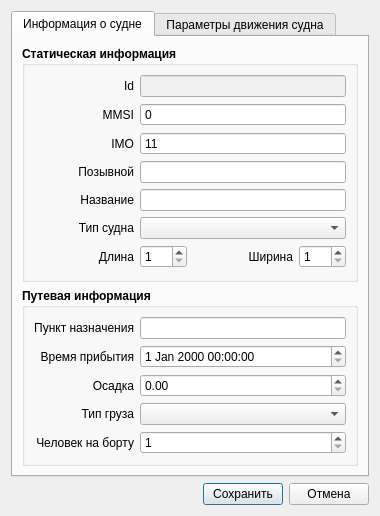
breton75/R-Card, file Emulator/sv_vesseleditor.ui: the form before one commit.
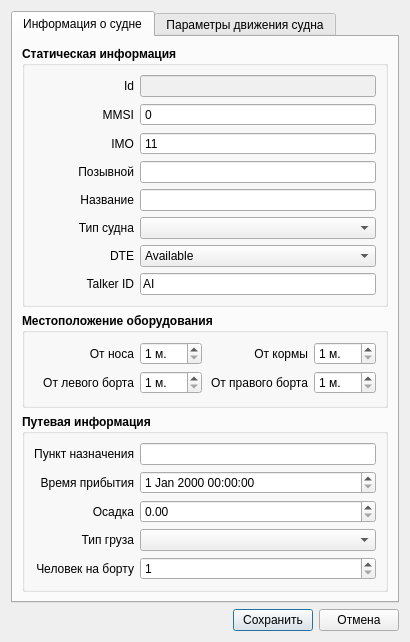
The form after the commit.

```diff
--- a/Emulator/sv_vesseleditor.ui
+++ b/Emulator/sv_vesseleditor.ui
@@ -6,14 +6,14 @@
    <rect>
     <x>0</x>
     <y>0</y>
-    <width>373</width>
-    <height>490</height>
+    <width>400</width>
+    <height>607</height>
    </rect>
   </property>
   <property name="windowTitle">
    <string>Судно</string>
   </property>
-  <layout class="QVBoxLayout" name="verticalLayout_9">
+  <layout class="QVBoxLayout" name="verticalLayout_10">
    <item>
     <widget class="QTabWidget" name="tabWidget">
      <property name="currentIndex">
@@ -23,7 +23,7 @@
       <attribute name="title">
        <string>Информация о судне</string>
       </attribute>
-      <layout class="QVBoxLayout" name="verticalLayout_7">
+      <layout class="QVBoxLayout" name="verticalLayout_9">
        <item>
         <widget class="QGroupBox" name="gbStaticData">
          <property name="font">
@@ -35,7 +35,7 @@
          <property name="title">
           <string>Статическая информация</string>
          </property>
-         <layout class="QVBoxLayout" name="verticalLayout">
+         <layout class="QVBoxLayout" name="verticalLayout_7">
           <item>
            <layout class="QHBoxLayout" name="layoutID_2">
             <item>
@@ -342,6 +342,136 @@
            </layout>
           </item>
           <item>
+           <layout class="QHBoxLayout" name="horizontalLayout_18">
+            <item>
+             <widget class="QLabel" name="lblDevName_13">
+              <property name="sizePolicy">
+               <sizepolicy hsizetype="Fixed" vsizetype="Preferred">
+                <horstretch>0</horstretch>
+                <verstretch>0</verstretch>
+               </sizepolicy>
+              </property>
+              <property name="minimumSize">
+               <size>
+                <width>100</width>
+                <height>0</height>
+               </size>
+              </property>
+              <property name="maximumSize">
+               <size>
+                <width>100</width>
+                <height>16777215</height>
+               </size>
+              </property>
+              <property name="font">
+               <font>
+                <weight>50</weight>
+                <bold>false</bold>
+               </font>
+              </property>
+              <property name="text">
+               <string>DTE</string>
+              </property>
+              <property name="alignment">
+               <set>Qt::AlignRight|Qt::AlignTrailing|Qt::AlignVCenter</set>
+              </property>
+             </widget>
+            </item>
+            <item>
+             <widget class="QComboBox" name="cbDTE">
+              <property name="font">
+               <font>
+                <weight>50</weight>
+                <bold>false</bold>
+               </font>
+              </property>
+              <item>
+               <property name="text">
+                <string>Available</string>
+               </property>
+              </item>
+              <item>
+               <property name="text">
+                <string>Not available</string>
+               </property>
+              </item>
+             </widget>
+            </item>
+           </layout>
+          </item>
+          <item>
+           <layout class="QHBoxLayout" name="layoutDevName_3">
+            <item>
+             <widget class="QLabel" name="lblName_2">
+              <property name="sizePolicy">
+               <sizepolicy hsizetype="Fixed" vsizetype="Preferred">
+                <horstretch>0</horstretch>
+                <verstretch>0</verstretch>
+               </sizepolicy>
+              </property>
+              <property name="minimumSize">
+               <size>
+                <width>100</width>
+                <height>0</height>
+               </size>
+              </property>
+              <property name="maximumSize">
+               <size>
+                <width>100</width>
+                <height>16777215</height>
+               </size>
+              </property>
+              <property name="font">
+               <font>
+                <weight>50</weight>
+                <bold>false</bold>
+               </font>
+              </property>
+              <property name="text">
+               <string>Talker ID</string>
+              </property>
+              <property name="alignment">
+               <set>Qt::AlignRight|Qt::AlignTrailing|Qt::AlignVCenter</set>
+              </property>
+             </widget>
+            </item>
+            <item>
+             <widget class="QLineEdit" name="editTalkerID">
+              <property name="font">
+               <font>
+                <weight>50</weight>
+                <bold>false</bold>
+               </font>
+              </property>
+              <property name="text">
+               <string>AI</string>
+              </property>
+              <property name="maxLength">
+               <number>2</number>
+              </property>
+              <property name="placeholderText">
+               <string>AI</string>
+              </property>
+             </widget>
+            </item>
+           </layout>
+          </item>
+         </layout>
+        </widget>
+       </item>
+       <item>
+        <widget class="QGroupBox" name="groupBox">
+         <property name="font">
+          <font>
+           <weight>75</weight>
+           <bold>true</bold>
+          </font>
+         </property>
+         <property name="title">
+          <string>Местоположение оборудования</string>
+         </property>
+         <layout class="QVBoxLayout" name="verticalLayout">
+          <item>
            <layout class="QHBoxLayout" name="horizontalLayout">
             <item>
              <widget class="QLabel" name="lblDevName_3">
@@ -370,7 +500,7 @@
                </font>
               </property>
               <property name="text">
-               <string>Длина</string>
+               <string>От носа</string>
               </property>
               <property name="alignment">
                <set>Qt::AlignRight|Qt::AlignTrailing|Qt::AlignVCenter</set>
@@ -385,6 +515,9 @@
                 <bold>false</bold>
                </font>
               </property>
+              <property name="suffix">
+               <string> м.</string>
+              </property>
               <property name="minimum">
                <number>1</number>
               </property>
@@ -420,7 +553,7 @@
                </font>
               </property>
               <property name="text">
-               <string>Ширина</string>
+               <string>От кормы</string>
               </property>
               <property name="alignment">
                <set>Qt::AlignRight|Qt::AlignTrailing|Qt::AlignVCenter</set>
@@ -434,6 +567,119 @@
                 <weight>50</weight>
                 <bold>false</bold>
                </font>
+              </property>
+              <property name="suffix">
+               <string> м.</string>
+              </property>
+              <property name="minimum">
+               <number>1</number>
+              </property>
+              <property name="maximum">
+               <number>990</number>
+              </property>
+             </widget>
+            </item>
+           </layout>
+          </item>
+          <item>
+           <layout class="QHBoxLayout" name="horizontalLayout_16">
+            <item>
+             <widget class="QLabel" name="lblDevName_10">
+              <property name="sizePolicy">
+               <sizepolicy hsizetype="Fixed" vsizetype="Preferred">
+                <horstretch>0</horstretch>
+                <verstretch>0</verstretch>
+               </sizepolicy>
+              </property>
+              <property name="minimumSize">
+               <size>
+                <width>100</width>
+                <height>0</height>
+               </size>
+              </property>
+              <property name="maximumSize">
+               <size>
+                <width>100</width>
+                <height>16777215</height>
+               </size>
+              </property>
+              <property name="font">
+               <font>
+                <weight>50</weight>
+                <bold>false</bold>
+               </font>
+              </property>
+              <property name="text">
+               <string>От левого борта</string>
+              </property>
+              <property name="alignment">
+               <set>Qt::AlignRight|Qt::AlignTrailing|Qt::AlignVCenter</set>
+              </property>
+             </widget>
+            </item>
+            <item>
+             <widget class="QSpinBox" name="spinPosRefC">
+              <property name="font">
+               <font>
+                <weight>50</weight>
+                <bold>false</bold>
+               </font>
+              </property>
+              <property name="suffix">
+               <string> м.</string>
+              </property>
+              <property name="minimum">
+               <number>1</number>
+              </property>
+              <property name="maximum">
+               <number>990</number>
+              </property>
+             </widget>
+            </item>
+            <item>
+             <widget class="QLabel" name="lblDevName_11">
+              <property name="sizePolicy">
+               <sizepolicy hsizetype="Fixed" vsizetype="Preferred">
+                <horstretch>0</horstretch>
+                <verstretch>0</verstretch>
+               </sizepolicy>
+              </property>
+              <property name="minimumSize">
+               <size>
+                <width>100</width>
+                <height>0</height>
+               </size>
+              </property>
+              <property name="maximumSize">
+               <size>
+                <width>100</width>
+                <height>16777215</height>
+               </size>
+              </property>
+              <property name="font">
+               <font>
+                <weight>50</weight>
+                <bold>false</bold>
+               </font>
+              </property>
+              <property name="text">
+               <string>От правого борта</string>
+              </property>
+              <property name="alignment">
+               <set>Qt::AlignRight|Qt::AlignTrailing|Qt::AlignVCenter</set>
+              </property>
+             </widget>
+            </item>
+            <item>
+             <widget class="QSpinBox" name="spinPosRefD">
+              <property name="font">
+               <font>
+                <weight>50</weight>
+                <bold>false</bold>
+               </font>
+              </property>
+              <property name="suffix">
+               <string> м.</string>
               </property>
               <property name="minimum">
                <number>1</number>
```
Left out of the diff: 17 changed lines with no effect on the pictures.
